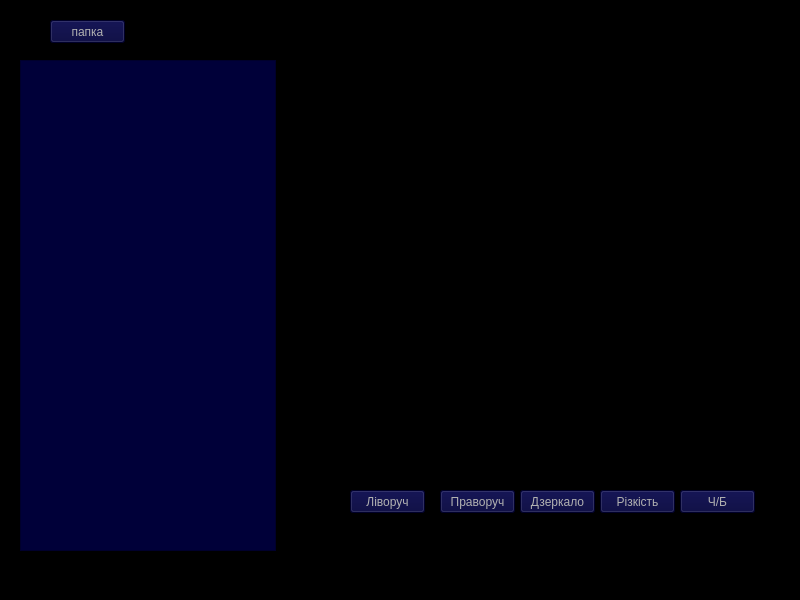
The window that gedigedao/untitled.ui (denys09310/chtoto-novoe) describes before a commit, drawn with Qt 5.
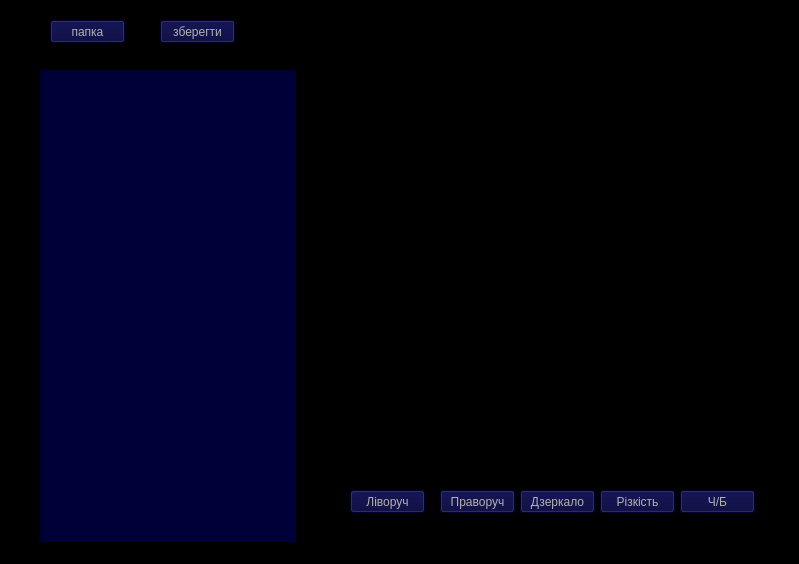
The same window after the commit.

What changed in the file:
```diff
--- a/gedigedao/untitled.ui
+++ b/gedigedao/untitled.ui
@@ -6,8 +6,8 @@
    <rect>
     <x>0</x>
     <y>0</y>
-    <width>800</width>
-    <height>600</height>
+    <width>799</width>
+    <height>564</height>
    </rect>
   </property>
   <property name="windowTitle">
@@ -105,8 +105,8 @@
    <widget class="QListWidget" name="listWidget">
     <property name="geometry">
      <rect>
-      <x>20</x>
-      <y>60</y>
+      <x>40</x>
+      <y>70</y>
       <width>256</width>
       <height>491</height>
      </rect>
@@ -149,6 +149,23 @@
      <string>картинка</string>
     </property>
    </widget>
+   <widget class="QPushButton" name="save_btn">
+    <property name="geometry">
+     <rect>
+      <x>160</x>
+      <y>20</y>
+      <width>75</width>
+      <height>23</height>
+     </rect>
+    </property>
+    <property name="styleSheet">
+     <string notr="true">background: rgb(0, 0, 57);
+color: rgb(177, 177, 177)</string>
+    </property>
+    <property name="text">
+     <string>зберегти</string>
+    </property>
+   </widget>
   </widget>
   <widget class="QMenuBar" name="menubar">
    <property name="geometry">
```
Left out of the diff: 16 changed lines with no effect on the pictures.
